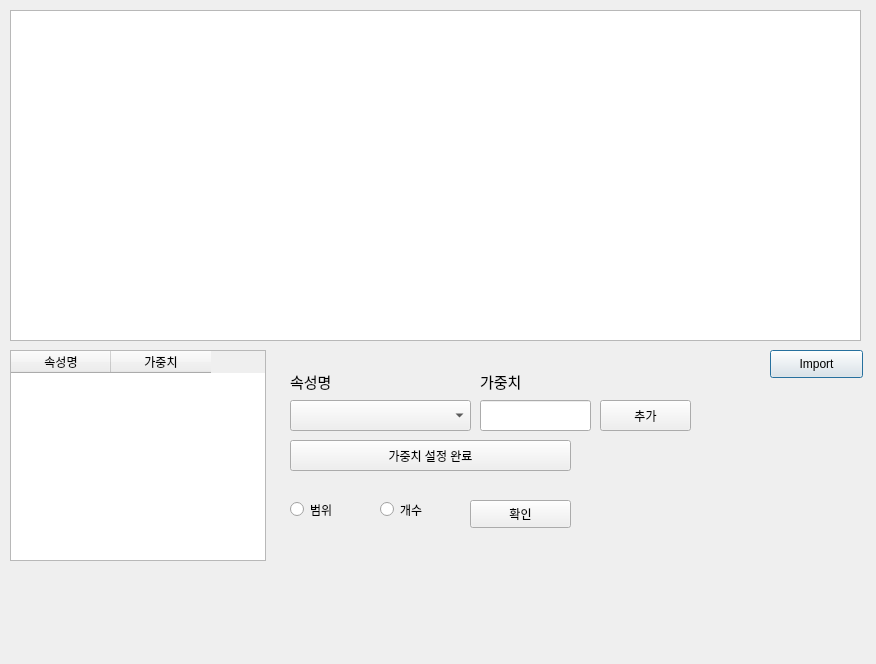
The window that uisample.ui (YunNahye/InterfaceProject) describes before a commit, drawn with Qt 5.
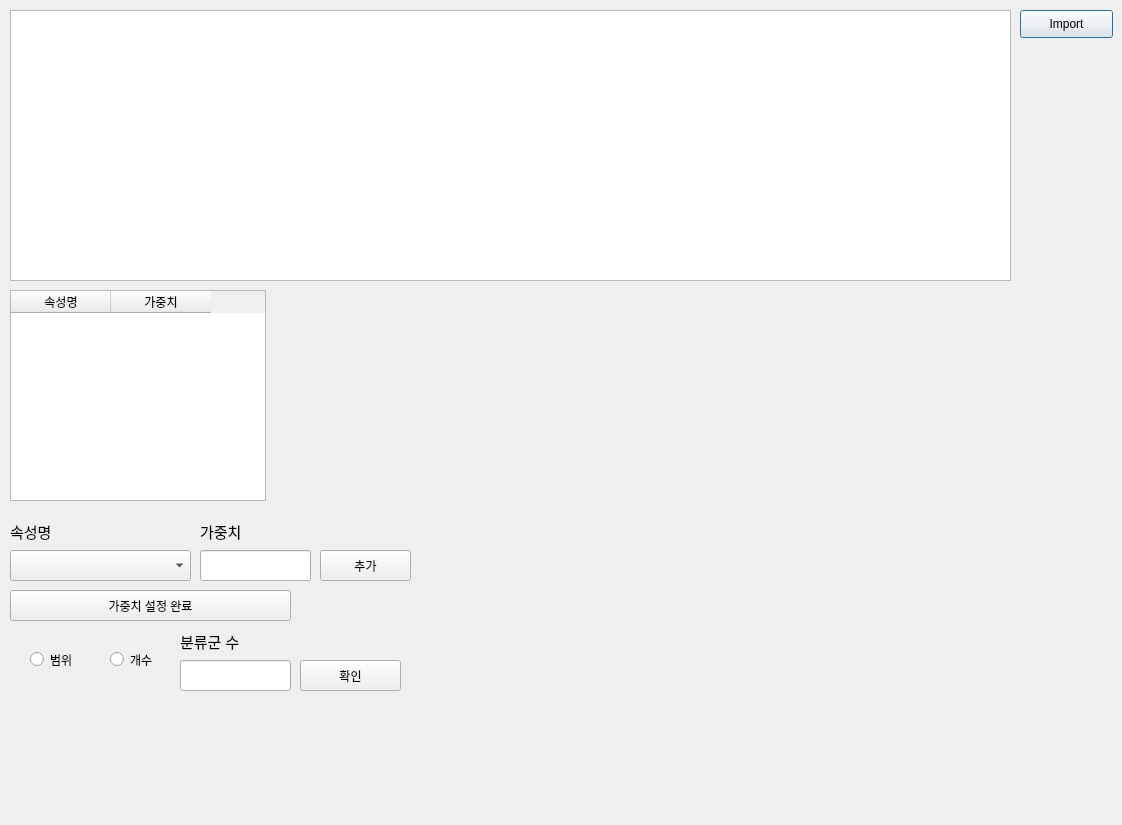
The same window after the commit.

The edit to the form file:
```diff
--- a/uisample.ui
+++ b/uisample.ui
@@ -6,8 +6,8 @@
    <rect>
     <x>0</x>
     <y>0</y>
-    <width>876</width>
-    <height>664</height>
+    <width>1122</width>
+    <height>825</height>
    </rect>
   </property>
   <property name="windowTitle">
@@ -16,8 +16,8 @@
   <widget class="QPushButton" name="importButton">
    <property name="geometry">
     <rect>
-     <x>770</x>
-     <y>350</y>
+     <x>1020</x>
+     <y>10</y>
      <width>93</width>
      <height>28</height>
     </rect>
@@ -31,8 +31,8 @@
     <rect>
      <x>10</x>
      <y>10</y>
-     <width>851</width>
-     <height>331</height>
+     <width>1001</width>
+     <height>271</height>
     </rect>
    </property>
   </widget>
@@ -40,7 +40,7 @@
    <property name="geometry">
     <rect>
      <x>10</x>
-     <y>350</y>
+     <y>290</y>
      <width>256</width>
      <height>211</height>
     </rect>
@@ -59,8 +59,8 @@
   <widget class="QRadioButton" name="radioButton">
    <property name="geometry">
     <rect>
-     <x>290</x>
-     <y>500</y>
+     <x>30</x>
+     <y>650</y>
      <width>71</width>
      <height>19</height>
     </rect>
@@ -72,8 +72,8 @@
   <widget class="QRadioButton" name="radioButton_2">
    <property name="geometry">
     <rect>
-     <x>380</x>
-     <y>500</y>
+     <x>110</x>
+     <y>650</y>
      <width>71</width>
      <height>19</height>
     </rect>
@@ -85,8 +85,8 @@
   <widget class="QComboBox" name="comboBox">
    <property name="geometry">
     <rect>
-     <x>290</x>
-     <y>400</y>
+     <x>10</x>
+     <y>550</y>
      <width>181</width>
      <height>31</height>
     </rect>
@@ -95,8 +95,8 @@
   <widget class="QPushButton" name="addButton">
    <property name="geometry">
     <rect>
-     <x>600</x>
-     <y>400</y>
+     <x>320</x>
+     <y>550</y>
      <width>91</width>
      <height>31</height>
     </rect>
@@ -108,8 +108,8 @@
   <widget class="QPushButton" name="runPrecleaningButton">
    <property name="geometry">
     <rect>
-     <x>290</x>
-     <y>440</y>
+     <x>10</x>
+     <y>590</y>
      <width>281</width>
      <height>31</height>
     </rect>
@@ -121,10 +121,10 @@
   <widget class="QPushButton" name="pushButton_4">
    <property name="geometry">
     <rect>
-     <x>470</x>
-     <y>500</y>
+     <x>300</x>
+     <y>660</y>
      <width>101</width>
-     <height>28</height>
+     <height>31</height>
     </rect>
    </property>
    <property name="text">
@@ -134,8 +134,8 @@
   <widget class="QLineEdit" name="weightInput">
    <property name="geometry">
     <rect>
-     <x>480</x>
-     <y>400</y>
+     <x>200</x>
+     <y>550</y>
      <width>111</width>
      <height>31</height>
     </rect>
@@ -144,8 +144,8 @@
   <widget class="QLabel" name="label">
    <property name="geometry">
     <rect>
-     <x>290</x>
-     <y>370</y>
+     <x>10</x>
+     <y>520</y>
      <width>71</width>
      <height>21</height>
     </rect>
@@ -157,8 +157,8 @@
   <widget class="QLabel" name="label_2">
    <property name="geometry">
     <rect>
-     <x>480</x>
-     <y>370</y>
+     <x>200</x>
+     <y>520</y>
      <width>71</width>
      <height>21</height>
     </rect>
@@ -167,6 +167,40 @@
     <string>&lt;html&gt;&lt;head/&gt;&lt;body&gt;&lt;p&gt;&lt;span style=&quot; font-size:11pt;&quot;&gt;가중치&lt;/span&gt;&lt;/p&gt;&lt;/body&gt;&lt;/html&gt;</string>
    </property>
   </widget>
+  <widget class="QLineEdit" name="classInput">
+   <property name="geometry">
+    <rect>
+     <x>180</x>
+     <y>660</y>
+     <width>111</width>
+     <height>31</height>
+    </rect>
+   </property>
+  </widget>
+  <widget class="QLabel" name="label_3">
+   <property name="geometry">
+    <rect>
+     <x>180</x>
+     <y>630</y>
+     <width>91</width>
+     <height>21</height>
+    </rect>
+   </property>
+   <property name="text">
+    <string>&lt;html&gt;&lt;head/&gt;&lt;body&gt;&lt;p&gt;&lt;span style=&quot; font-size:11pt;&quot;&gt;분류군 수&lt;/span&gt;&lt;/p&gt;&lt;/body&gt;&lt;/html&gt;</string>
+   </property>
+  </widget>
+  <widget class="QWidget" name="verticalLayoutWidget">
+   <property name="geometry">
+    <rect>
+     <x>430</x>
+     <y>290</y>
+     <width>581</width>
+     <height>431</height>
+    </rect>
+   </property>
+   <layout class="QVBoxLayout" name="graphLayout"/>
+  </widget>
  </widget>
  <resources/>
  <connections/>
```
Left out of the diff: 6 changed lines with no effect on the pictures.
